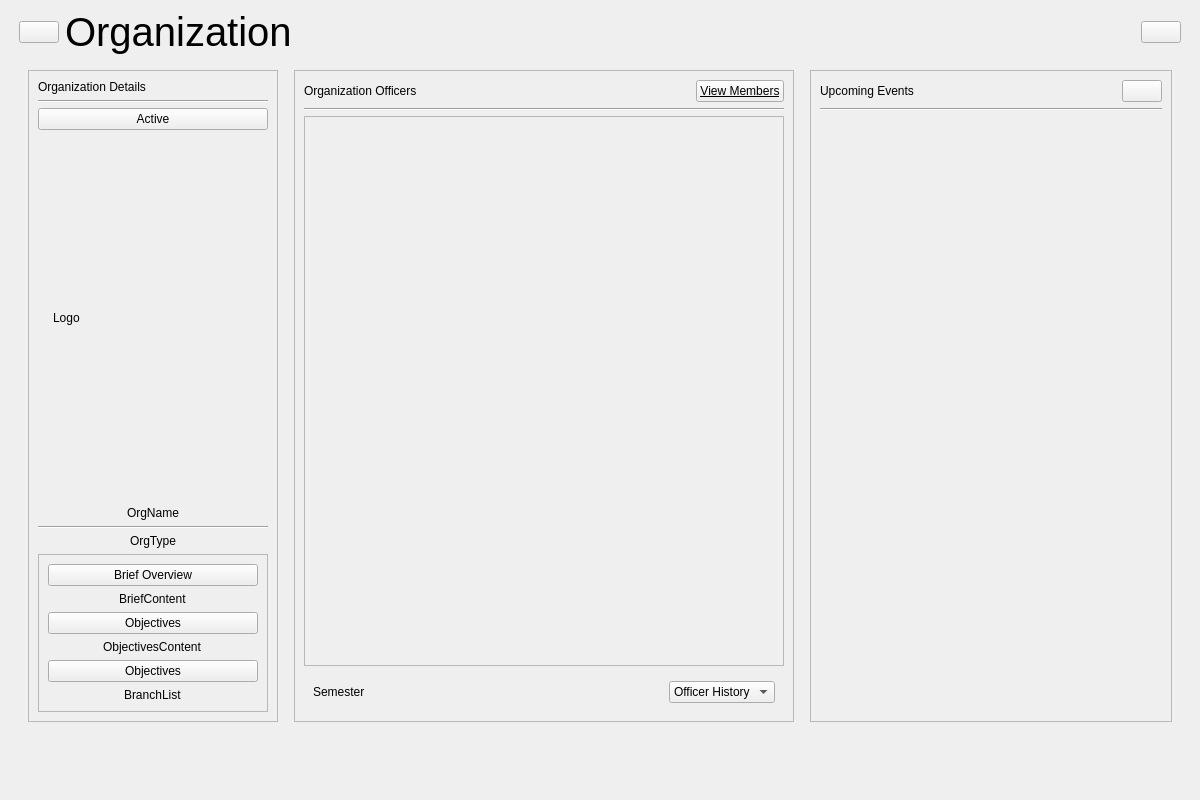
First picture: the form in frontend/ui/org_main.ui, repository yurizz-crypto/v-hub-cisc, before the edit.
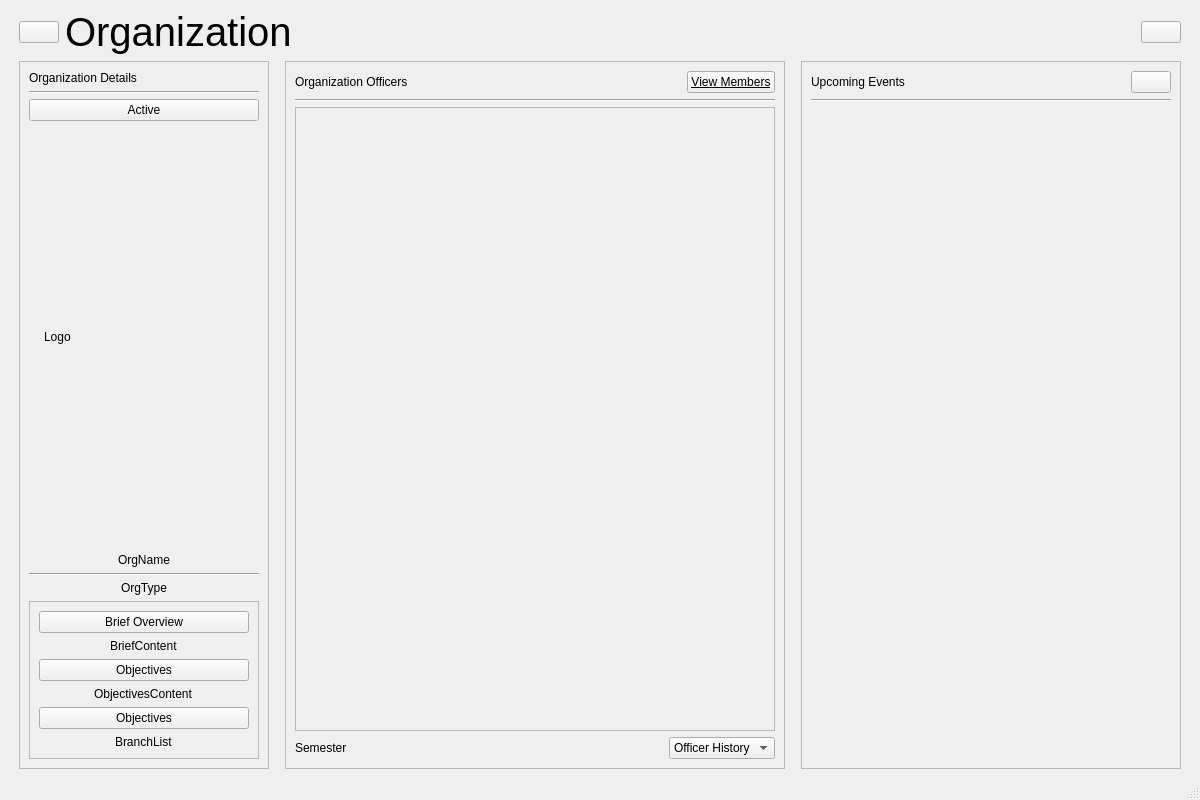
Second picture: the form after the edit. The open tabs and pages were chosen to show the change. Icons and pictures are not drawn.

Diff of the .ui file:
```diff
--- a/frontend/ui/org_main.ui
+++ b/frontend/ui/org_main.ui
@@ -41,6 +41,12 @@
     </property>
     <item>
      <widget class="QStackedWidget" name="stacked_widget">
+      <property name="sizePolicy">
+       <sizepolicy hsizetype="Expanding" vsizetype="Expanding">
+        <horstretch>0</horstretch>
+        <verstretch>0</verstretch>
+       </sizepolicy>
+      </property>
       <property name="currentIndex">
        <number>0</number>
       </property>
@@ -504,14 +510,6 @@
          </layout>
         </item>
         <item>
-         <widget class="QWidget" name="main_widget" native="true">
-          <property name="styleSheet">
-           <string notr="true">QFrame {
-	background-color: white;
-	border-radius: 10px;
-}
-;</string>
-          </property>
           <layout class="QHBoxLayout" name="horizontalLayout_6">
            <item>
             <widget class="QFrame" name="org_details_container">
@@ -542,7 +540,7 @@
                </widget>
               </item>
               <item alignment="Qt::AlignTop">
-               <widget class="Line" name="line">
+              <widget class="QFrame" name="line">
                 <property name="maximumSize">
                  <size>
                   <width>16777215</width>
@@ -554,8 +552,11 @@
 	background-color: black;
 }</string>
                 </property>
-                <property name="orientation">
-                 <enum>Qt::Horizontal</enum>
+               <property name="frameShape">
+                <enum>QFrame::HLine</enum>
+               </property>
+               <property name="frameShadow">
+                <enum>QFrame::Sunken</enum>
                 </property>
                </widget>
               </item>
@@ -619,7 +620,7 @@
                </widget>
               </item>
               <item>
-               <widget class="Line" name="line_2">
+              <widget class="QFrame" name="line_2">
                 <property name="maximumSize">
                  <size>
                   <width>16777215</width>
@@ -631,8 +632,11 @@
 	background-color: black;
 }</string>
                 </property>
-                <property name="orientation">
-                 <enum>Qt::Horizontal</enum>
+               <property name="frameShape">
+                <enum>QFrame::HLine</enum>
+               </property>
+               <property name="frameShadow">
+                <enum>QFrame::Sunken</enum>
                 </property>
                </widget>
               </item>
@@ -731,8 +735,7 @@
               <enum>QFrame::Raised</enum>
              </property>
              <layout class="QVBoxLayout" name="verticalLayout_12">
-              <item alignment="Qt::AlignTop">
-               <widget class="QWidget" name="officer_header" native="true">
+             <item>
                 <layout class="QHBoxLayout" name="horizontalLayout_3">
                  <property name="leftMargin">
                   <number>0</number>
@@ -779,10 +782,9 @@
                   </widget>
                  </item>
                 </layout>
-               </widget>
               </item>
               <item alignment="Qt::AlignTop">
-               <widget class="Line" name="line_3">
+              <widget class="QFrame" name="line_3">
                 <property name="maximumSize">
                  <size>
                   <width>16777215</width>
@@ -794,8 +796,11 @@
 	background-color: black;
 }</string>
                 </property>
-                <property name="orientation">
-                 <enum>Qt::Horizontal</enum>
+               <property name="frameShape">
+                <enum>QFrame::HLine</enum>
+               </property>
+               <property name="frameShadow">
+                <enum>QFrame::Sunken</enum>
                 </property>
                </widget>
               </item>
@@ -816,7 +821,7 @@
                    <x>0</x>
                    <y>0</y>
                    <width>478</width>
-                   <height>562</height>
+                  <height>556</height>
                   </rect>
                  </property>
                  <layout class="QVBoxLayout" name="verticalLayout_11">
@@ -841,8 +846,7 @@
                 </widget>
                </widget>
               </item>
-              <item alignment="Qt::AlignBottom">
-               <widget class="QWidget" name="footer_header" native="true">
+             <item>
                 <layout class="QHBoxLayout" name="horizontalLayout_4">
                  <item>
                   <widget class="QLabel" name="label">
@@ -874,7 +878,6 @@
                   </widget>
                  </item>
                 </layout>
-               </widget>
               </item>
              </layout>
             </widget>
@@ -917,7 +920,6 @@
              </property>
              <layout class="QVBoxLayout" name="verticalLayout_14">
               <item>
-               <widget class="QWidget" name="header_container_3" native="true">
                 <layout class="QHBoxLayout" name="horizontalLayout_5">
                  <property name="leftMargin">
                   <number>0</number>
@@ -974,10 +976,9 @@
                   </widget>
                  </item>
                 </layout>
-               </widget>
               </item>
               <item>
-               <widget class="Line" name="line_4">
+              <widget class="QFrame" name="line_4">
                 <property name="maximumSize">
                  <size>
                   <width>16777215</width>
@@ -989,8 +990,11 @@
 	background-color: black;
 }</string>
                 </property>
-                <property name="orientation">
-                 <enum>Qt::Horizontal</enum>
+               <property name="frameShape">
+                <enum>QFrame::HLine</enum>
+               </property>
+               <property name="frameShadow">
+                <enum>QFrame::Sunken</enum>
                 </property>
                </widget>
               </item>
@@ -1017,20 +1021,6 @@
             </widget>
            </item>
           </layout>
-         </widget>
-        </item>
-        <item>
-         <spacer name="verticalSpacer_6">
-          <property name="orientation">
-           <enum>Qt::Vertical</enum>
-          </property>
-          <property name="sizeHint" stdset="0">
-           <size>
-            <width>20</width>
-            <height>40</height>
-           </size>
-          </property>
-         </spacer>
         </item>
        </layout>
       </widget>
@@ -1039,6 +1029,17 @@
     </item>
    </layout>
   </widget>
+  <widget class="QMenuBar" name="menubar">
+   <property name="geometry">
+    <rect>
+     <x>0</x>
+     <y>0</y>
+     <width>1200</width>
+     <height>26</height>
+    </rect>
+   </property>
+  </widget>
+  <widget class="QStatusBar" name="statusbar"/>
  </widget>
  <resources>
   <include location="../assets/org_assets.qrc"/>
```
Left out of the diff: 121 changed lines with no effect on the pictures. Lines whose indentation alone changed are shown as unchanged.
